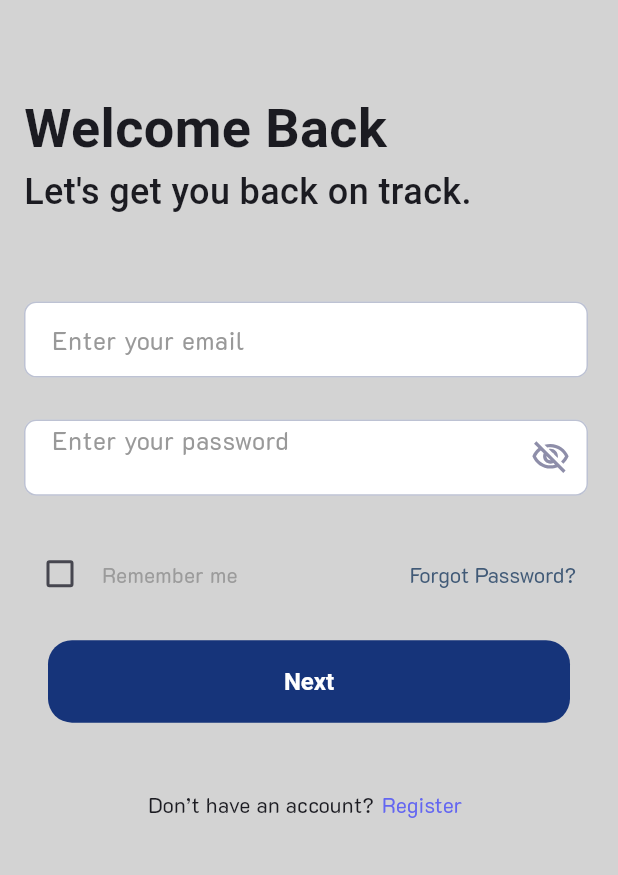
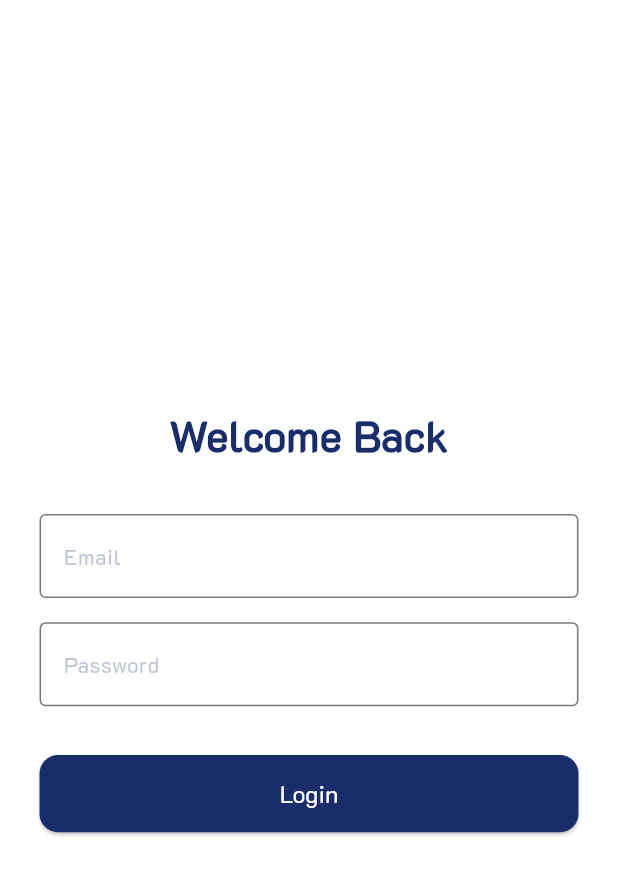
Before and after one commit to Ebrahim234/neutrilift_app, a Flutter app: the screen it shows after launch, on a phone screen of 412 x 824 dp. Shown: the top 875 px of the screen. Run offline on Flutter 3.47's test engine with Material 3 defaults, Android fonts, the phone set to English and light mode, and no system bars; our stand-ins replace circular_countdown_timer, dio, flutter_screenutil, flutter_svg, google_fonts, image_picker and 5 more; missing offline and left inert: barcode_scan2, health.

Commit message:
fixing nav bar

```diff
--- a/lib/views/authentication/login.dart
+++ b/lib/views/authentication/login.dart
@@ -1,59 +1,31 @@
-import 'package:dio/dio.dart';
 import 'package:flutter/material.dart';
 import 'package:flutter_screenutil/flutter_screenutil.dart';
-import 'package:google_fonts/google_fonts.dart';
+import 'package:dio/dio.dart';
+import 'package:shared_preferences/shared_preferences.dart';
+import 'package:neutrilift/core/logic/api_helper.dart';
 import 'package:neutrilift/core/logic/helper_method.dart';
-import 'package:neutrilift/views/authentication/forget_password.dart';
-import 'package:shared_preferences/shared_preferences.dart';
-
-import '../../core/logic/api_helper.dart';
-import '../../core/ui/app_button.dart';
-import '../../core/ui/app_input.dart';
-import '../../core/ui/app_login_or_app_register.dart';
-import '../home/pages/home main view.dart';
-import '../home/pages/home_page/view.dart';
+// 🚀 استدعاء الغلاف الخارجي اللي جواه الـ Nav Bar
+import 'package:neutrilift/views/home/pages/home main view.dart';
 
 class LoginView extends StatefulWidget {
-  const LoginView({super.key});
-
-  // ✅ static هنا عشان نوصلهم من api_helper
   static String? tempAccessToken;
   static String? tempRefreshToken;
+
+  const LoginView({super.key});
 
   @override
   State<LoginView> createState() => _LoginViewState();
 }
 
 class _LoginViewState extends State<LoginView> {
-  bool isChecked = false;
+  final _emailController = TextEditingController();
+  final _passwordController = TextEditingController();
+  final Dio dio = ApiHelper.createDio();
   bool isLoading = false;
 
-  final emailController = TextEditingController();
-  final passwordController = TextEditingController();
-
-  final dio = ApiHelper.createDio();
-
-  Future<void> _checkAuth() async {
-    final prefs = await SharedPreferences.getInstance();
-    final token = prefs.getString('access_token');
-    print("TOKEN: $token"); // ✅ اطبع الـ token
-
-    try {
-      await dio.get("/");
-    } on DioException catch (e) {
-      final code = e.response?.data?['code'];
-      if (code == 'not_authenticated') {
-        if (!mounted) return;
-        goTo(LoginView());
-      }
-    }
-  }
-
-  Future<void> login() async {
-    if (emailController.text.isEmpty || passwordController.text.isEmpty) {
-      ScaffoldMessenger.of(
-        context,
-      ).showSnackBar(const SnackBar(content: Text("All fields are required")));
+  Future<void> _login() async {
+    if (_emailController.text.isEmpty || _passwordController.text.isEmpty) {
+      showMsg("Please fill in all fields", isError: true);
       return;
     }
 
@@ -61,149 +33,78 @@ class _LoginViewState extends State<LoginView> {
 
     try {
       final response = await dio.post(
-        "/api/login/",
+        '/api/login/', // تأكد من مسار الـ API عندك
         data: {
-          "email": emailController.text.trim(),
-          "password": passwordController.text.trim(),
+          "email": _emailController.text.trim(),
+          "password": _passwordController.text,
         },
       );
 
-      final data = response.data;
-      print("RESPONSE: $data");
-      final prefs = await SharedPreferences.getInstance();
+      if (response.statusCode == 200 && response.data != null) {
+        final accessToken = response.data['access'] ?? response.data['access_token'];
+        final refreshToken = response.data['refresh'] ?? response.data['refresh_token'];
 
-      // ✅ بعد - بيحفظ دايماً
-      await prefs.setString('access_token', data['access']);
-      await prefs.setString('refresh_token', data['refresh']);
+        // حفظ التوكنز في الجهاز للأوتو لوجن
+        final prefs = await SharedPreferences.getInstance();
+        if (accessToken != null) await prefs.setString('access_token', accessToken);
+        if (refreshToken != null) await prefs.setString('refresh_token', refreshToken);
 
-      // ✅ بعت request للـ home page على طول بعد الـ login
-      await dio.get("/");
+        LoginView.tempAccessToken = accessToken;
+        LoginView.tempRefreshToken = refreshToken;
 
-      if (!mounted) return;
+        showMsg("Welcome back!", isError: false);
 
-      final serverMessage = data['message'] ?? "";
-      final email = serverMessage
-          .replaceAll("Hello, ", "")
-          .replaceAll(". you logged in successfully.", "");
-
-      ScaffoldMessenger.of(context).showSnackBar(
-        SnackBar(content: Text("Hi, ${emailController.text.trim()} 👋")),
-      );
-
-      goTo(const HomeView());
+        // 🎯 التصليح السحري: التوجيه للـ الغلاف الخارجي وليس الصفحة الداخلية
+        goTo(const HomeView(), canPop: false);
+      }
     } on DioException catch (e) {
-      String errorMessage = "Something went wrong";
-
-      if (e.response != null && e.response!.data is Map) {
-        final errors = e.response!.data as Map;
-
-        if (errors.containsKey('__all__')) {
-          errorMessage = errors['__all__'][0];
-        } else if (errors.isNotEmpty) {
-          final firstKey = errors.keys.first;
-          final firstError = errors[firstKey];
-          if (firstError is List && firstError.isNotEmpty) {
-            errorMessage = firstError[0];
-          }
-        }
-      }
-
-      if (!mounted) return;
-
-      ScaffoldMessenger.of(
-        context,
-      ).showSnackBar(SnackBar(content: Text(errorMessage)));
+      showMsg(e.response?.data['detail'] ?? "Login failed. Check credentials.", isError: true);
+    } catch (e) {
+      showMsg("An unexpected error occurred", isError: true);
     } finally {
       if (mounted) setState(() => isLoading = false);
     }
   }
 
   @override
-  void dispose() {
-    emailController.dispose();
-    passwordController.dispose();
-    super.dispose();
-  }
-
-  @override
   Widget build(BuildContext context) {
     return Scaffold(
+      backgroundColor: Colors.white,
       body: SafeArea(
-        child: SingleChildScrollView(
-          padding: EdgeInsetsDirectional.only(top: 60, end: 16, start: 16),
+        child: Padding(
+          padding: EdgeInsets.all(24.w),
           child: Column(
-            mainAxisAlignment: MainAxisAlignment.start,
+            mainAxisAlignment: MainAxisAlignment.center,
+            crossAxisAlignment: CrossAxisAlignment.stretch,
             children: [
-              Align(
-                alignment: AlignmentDirectional.topStart,
-                child: Text.rich(
-                  style: GoogleFonts.muktaVaani(),
-                  TextSpan(
-                    children: [
-                      TextSpan(
-                        text: "Welcome Back \n",
-                        style: TextStyle(
-                          fontWeight: FontWeight.bold,
-                          fontSize: 36,
-                        ),
-                      ),
-                      TextSpan(
-                        text: "Let's get you back on track.",
-                        style: TextStyle(
-                          fontWeight: FontWeight.w500,
-                          fontSize: 24,
-                        ),
-                      ),
-                    ],
-                  ),
+              Text(
+                "Welcome Back",
+                textAlign: TextAlign.center,
+                style: TextStyle(fontSize: 28.sp, fontWeight: FontWeight.bold, color: const Color(0xff1A2D6B)),
+              ),
+              SizedBox(height: 32.h),
+              TextField(
+                controller: _emailController,
+                decoration: const InputDecoration(labelText: "Email", border: OutlineInputBorder()),
+              ),
+              SizedBox(height: 16.h),
+              TextField(
+                controller: _passwordController,
+                obscureText: true,
+                decoration: const InputDecoration(labelText: "Password", border: OutlineInputBorder()),
+              ),
+              SizedBox(height: 32.h),
+              ElevatedButton(
+                onPressed: isLoading ? null : _login,
+                style: ElevatedButton.styleFrom(
+                  backgroundColor: const Color(0xff1A2D6B),
+                  padding: EdgeInsets.symmetric(vertical: 14.h),
+                  shape: RoundedRectangleBorder(borderRadius: BorderRadius.circular(12.r)),
                 ),
+                child: isLoading
+                    ? const CircularProgressIndicator(color: Colors.white)
+                    : const Text("Login", style: TextStyle(color: Colors.white, fontSize: 16)),
               ),
-              SizedBox(height: 56),
-              AppInput(
-                hintText: "Enter your email",
-                controller: emailController,
-              ),
-              AppInput(
-                hintText: "Enter your password",
-                isPassword: true,
-                controller: passwordController,
-              ),
-              Row(
-                children: [
-                  Checkbox(
-                    value: isChecked,
-                    onChanged: (value) {
-                      setState(() {
-                        isChecked = value!;
-                      });
-                    },
-                  ),
-                  SizedBox(width: 4),
-                  Text(
-                    "Remember me",
-                    style: TextStyle(color: Color(0xff9B9B9B)),
-                  ),
-                  Spacer(),
-                  TextButton(
-                    onPressed: () {
-                      goTo(ForgetPasswordView());
-                    },
-                    child: Text(
-                      "Forgot Password?",
-                      style: TextStyle(color: Color(0xff415A77)),
-                    ),
-                  ),
-                ],
-              ),
-              SizedBox(height: 20.h),
-              AppButton(
-                title: "Next",
-                isLoading: isLoading,
-                onPressed: login,
-                width: double.infinity,
-              ),
-              SizedBox(height: 30),
-              AppLoginOrAppRegister(isLogin: true),
             ],
           ),
         ),
```
Also changed, not shown: lib/views/splash.dart (+28 -21 lines).
